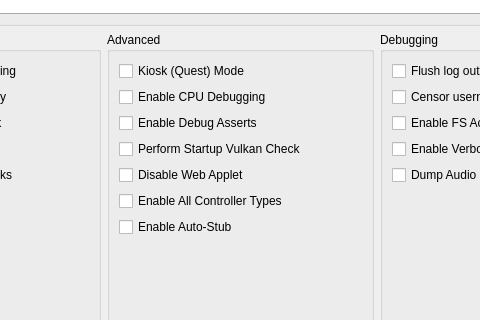
Old version of the form src/yuzu/configuration/configure_debug.ui in the repository rorrim-rorrim/eden-alt; both pictures show x 175 to 655 and y 170 to 490 of the 831 by 760 pixel window.
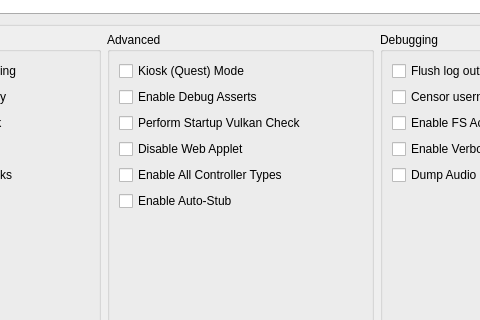
New version of the form.

Commit message: [arm] Add "debugging" cpu accuracy option to replace CPU debug toggle The debug toggle and the CPU accuracy options are mutually exclusive, if debug toggle on => cpu accuracy is ignored, if debug toggle off => cpu accuracy is used. So just add it to cpu accuracy and avoid the extra hassle.

Diff of the .ui file:
```diff
--- a/src/yuzu/configuration/configure_debug.ui
+++ b/src/yuzu/configuration/configure_debug.ui
@@ -435,13 +435,6 @@
            </property>
           </widget>
          </item>
-         <item row="1" column="0">
-          <widget class="QCheckBox" name="enable_cpu_debugging">
-           <property name="text">
-            <string>Enable CPU Debugging</string>
-           </property>
-          </widget>
-         </item>
          <item row="2" column="0">
           <widget class="QCheckBox" name="use_debug_asserts">
            <property name="text">
```
Left out of the diff: 1 changed line with no effect on the pictures. The commit also changes 7 other files.
